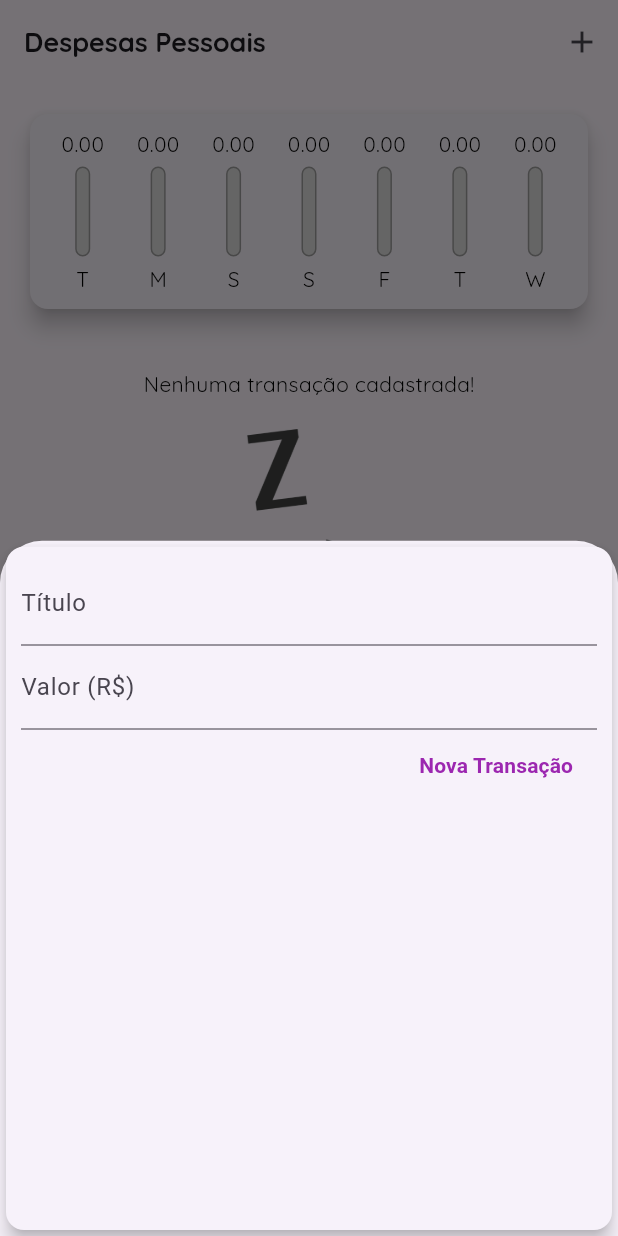
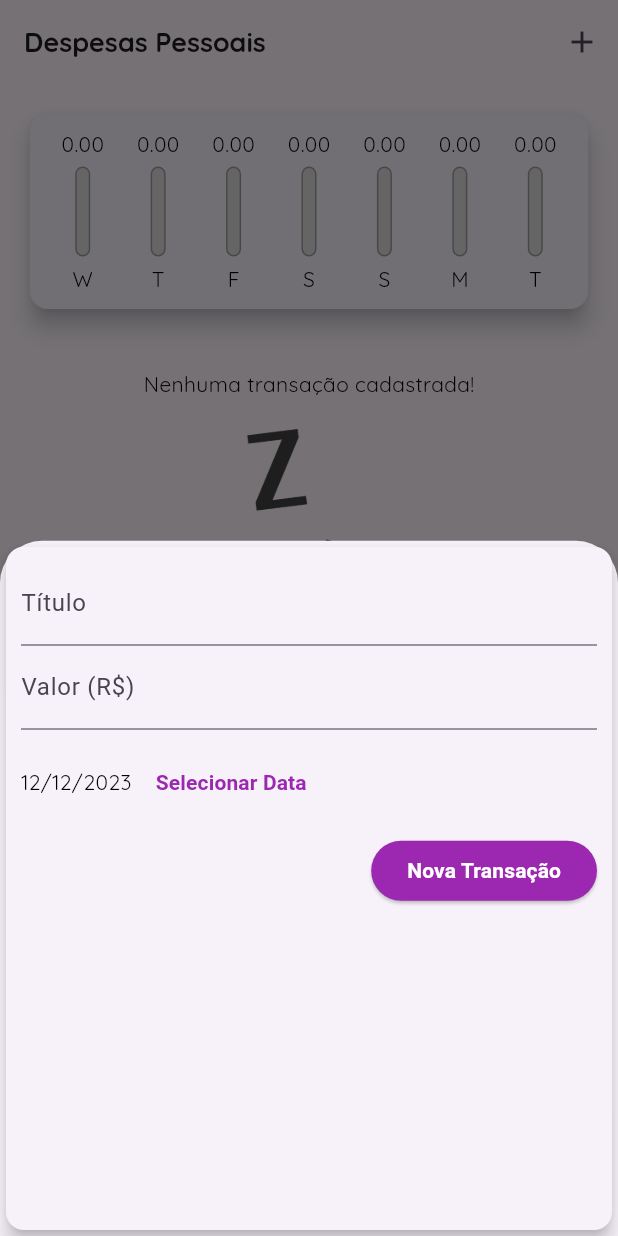
Before and after one commit to CantarinoG/expenses-app, a Flutter app: the screen it shows after launch, after a tap on the "add" icon, on a phone screen of 412 x 824 dp. Run offline on Flutter 3.47's test engine with Material 3 defaults, Android fonts, the phone set to English and light mode, and no system bars.

Commit message:
Add date selection

```diff
--- a/lib/components/chart.dart
+++ b/lib/components/chart.dart
@@ -25,7 +25,7 @@ class Chart extends StatelessWidget {
       }
 
       return {'day': DateFormat.E().format(weekDay)[0], 'value': totalSum};
-    });
+    }).reversed.toList();
   }
 
   double get _weekTotalValue {
@@ -49,7 +49,9 @@ class Chart extends StatelessWidget {
               child: ChartBar(
                   label: tr["day"] as String,
                   value: tr["value"] as double,
-                  percentage: (tr["value"] as double) / _weekTotalValue),
+                  percentage: _weekTotalValue != 0
+                      ? ((tr["value"] as double) / _weekTotalValue)
+                      : 0),
             );
           }).toList(),
         ),
--- a/lib/components/chartBar.dart
+++ b/lib/components/chartBar.dart
@@ -15,7 +15,9 @@ class ChartBar extends StatelessWidget {
   Widget build(BuildContext context) {
     return Column(
       children: <Widget>[
-        FittedBox(child: Text(value.toStringAsFixed(2))),
+        Container(
+            height: 20,
+            child: FittedBox(child: Text(value.toStringAsFixed(2)))),
         SizedBox(height: 5),
         Container(
           height: 60,
--- a/lib/components/transactionForm.dart
+++ b/lib/components/transactionForm.dart
@@ -1,7 +1,8 @@
 import 'package:flutter/material.dart';
+import 'package:intl/intl.dart';
 
 class TransactionForm extends StatefulWidget {
-  final void Function(String, double) onSubmit;
+  final void Function(String, double, DateTime) onSubmit;
 
   TransactionForm({required this.onSubmit});
 
@@ -10,19 +11,35 @@ class TransactionForm extends StatefulWidget {
 }
 
 class _TransactionFormState extends State<TransactionForm> {
-  final titleController = TextEditingController();
+  final _titleController = TextEditingController();
 
-  final valueController = TextEditingController();
+  final _valueController = TextEditingController();
+
+  DateTime _selectedDate = DateTime.now();
 
   void _submitForm() {
-    final title = titleController.text;
-    final value = double.tryParse(valueController.text) ?? 0;
+    final title = _titleController.text;
+    final value = double.tryParse(_valueController.text) ?? 0;
 
     if (title.isEmpty || value < 0) return;
 
-    widget.onSubmit(title, value);
-    titleController.text = "";
-    valueController.text = "";
+    widget.onSubmit(title, value, _selectedDate);
+    _titleController.text = "";
+    _valueController.text = "";
+  }
+
+  void _showDatePicker() {
+    showDatePicker(
+            context: context,
+            firstDate: DateTime.now().subtract(Duration(days: 365)),
+            lastDate: DateTime.now(),
+            initialDate: _selectedDate)
+        .then((value) {
+      if (value == null) return;
+      setState(() {
+        _selectedDate = value;
+      });
+    });
   }
 
   @override
@@ -34,24 +51,44 @@ class _TransactionFormState extends State<TransactionForm> {
         child: Column(
           children: <Widget>[
             TextField(
-              controller: titleController,
+              controller: _titleController,
               decoration: InputDecoration(labelText: 'Título'),
             ),
             TextField(
               keyboardType: TextInputType.numberWithOptions(decimal: true),
               onSubmitted: (_) => _submitForm(),
-              controller: valueController,
+              controller: _valueController,
               decoration: InputDecoration(labelText: "Valor (R\$)"),
+            ),
+            Container(
+              height: 70,
+              child: Row(
+                children: <Widget>[
+                  Text(DateFormat('d/M/y').format(_selectedDate)),
+                  MaterialButton(
+                      child: Text(
+                        "Selecionar Data",
+                        style: TextStyle(
+                          color: Theme.of(context).colorScheme.primary,
+                          fontWeight: FontWeight.bold,
+                        ),
+                      ),
+                      onPressed: _showDatePicker)
+                ],
+              ),
             ),
             Row(
               mainAxisAlignment: MainAxisAlignment.end,
               children: <Widget>[
-                MaterialButton(
+                ElevatedButton(
                   onPressed: _submitForm,
+                  style: ButtonStyle(
+                      backgroundColor: MaterialStatePropertyAll(
+                          Theme.of(context).colorScheme.primary)),
                   child: Text(
                     "Nova Transação",
                     style: TextStyle(
-                        fontWeight: FontWeight.bold, color: Colors.purple),
+                        fontWeight: FontWeight.bold, color: Colors.white),
                   ),
                 )
               ],
--- a/lib/main.dart
+++ b/lib/main.dart
@@ -57,12 +57,12 @@ class _HomePageState extends State<HomePage> {
     }).toList();
   }
 
-  _addTransaction(String title, double value) {
+  _addTransaction(String title, double value, DateTime date) {
     final transaction = Transaction(
         id: Random().nextDouble().toString(),
         title: title,
         value: value,
-        date: DateTime.now());
+        date: date);
     setState(() {
       _transactions.add(transaction);
     });
```
